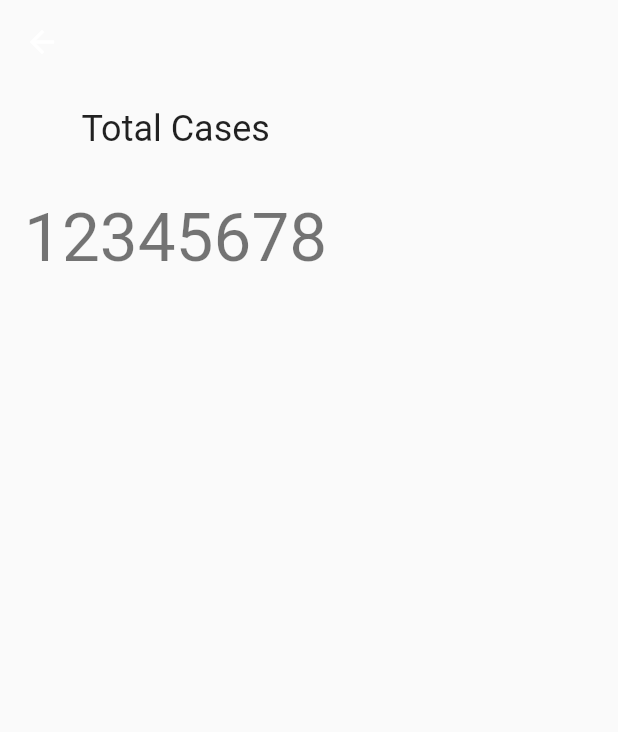
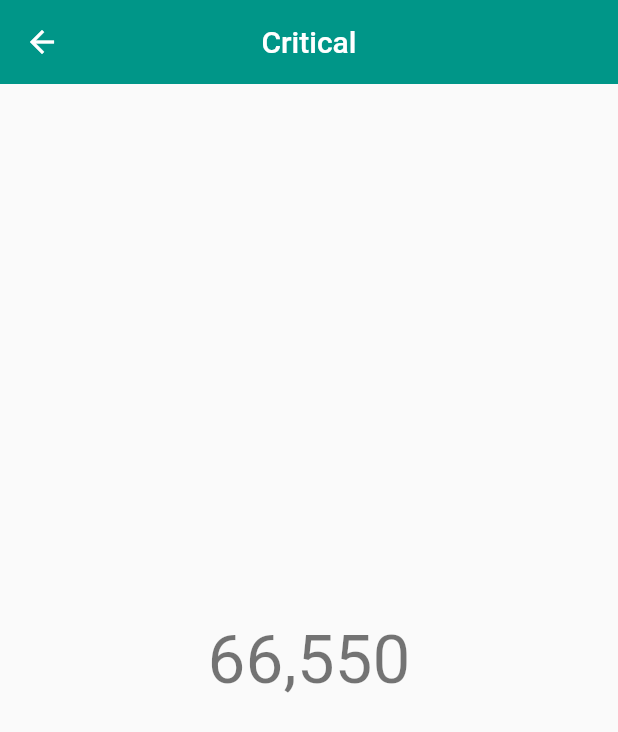
Before and after one commit to RitamChakraborty/corona_tracker, a Flutter app: the screen it shows after launch, after a tap on "Critical", on a phone screen of 412 x 824 dp. Shown: the top 732 px of the screen. Run offline on Flutter 3.47's test engine with Material 2 defaults, Android fonts, the phone set to English and light mode, and no system bars; our stand-ins replace flutter_bloc, flutter_svg, google_nav_bar; network calls fail.

Commit message:
Create DataPage

```diff
--- a/lib/pages/data_page.dart
+++ b/lib/pages/data_page.dart
@@ -1,33 +1,38 @@
 import 'package:flutter/cupertino.dart';
 import 'package:flutter/material.dart';
+import 'package:intl/intl.dart';
 
 class DataPage extends StatelessWidget {
-  final String _heading = "Total Cases";
-  final String _value = "12345678";
+  final String _heading;
+  final String _value;
+  final Color _color;
+
+  const DataPage(
+      {@required String heading, @required String value, @required Color color})
+      : this._heading = heading,
+        this._value = value,
+        this._color = color,
+        assert(heading != null),
+        assert(value != null),
+        assert(color != null);
+
   @override
   Widget build(BuildContext context) {
     return Material(
+      color: _color,
       child: Scaffold(
         appBar: AppBar(
+          title: Text(_heading),
           elevation: 0.0,
-          backgroundColor: Colors.transparent,
+          backgroundColor: _color,
+          centerTitle: true,
         ),
         body: Container(
           padding: const EdgeInsets.all(16),
-          child: Column(
-            children: [
-              Text(
-                _heading,
-                style: Theme.of(context).textTheme.headline5,
-              ),
-              SizedBox(
-                height: 32,
-              ),
-              Text(
-                _value,
-                style: Theme.of(context).textTheme.headline3,
-              )
-            ],
+          alignment: Alignment.center,
+          child: Text(
+            NumberFormat("###,###,###,###").format(int.parse(_value)),
+            style: Theme.of(context).textTheme.headline3,
           ),
         ),
       ),
--- a/lib/widgets/data_card.dart
+++ b/lib/widgets/data_card.dart
@@ -26,7 +26,11 @@ class DataCard extends StatelessWidget {
             Navigator.push(
               context,
               MaterialPageRoute(
-                builder: (BuildContext context) => DataPage(),
+                builder: (BuildContext context) => DataPage(
+                  heading: _label,
+                  value: _value,
+                  color: _color,
+                ),
               ),
             );
           },
```
